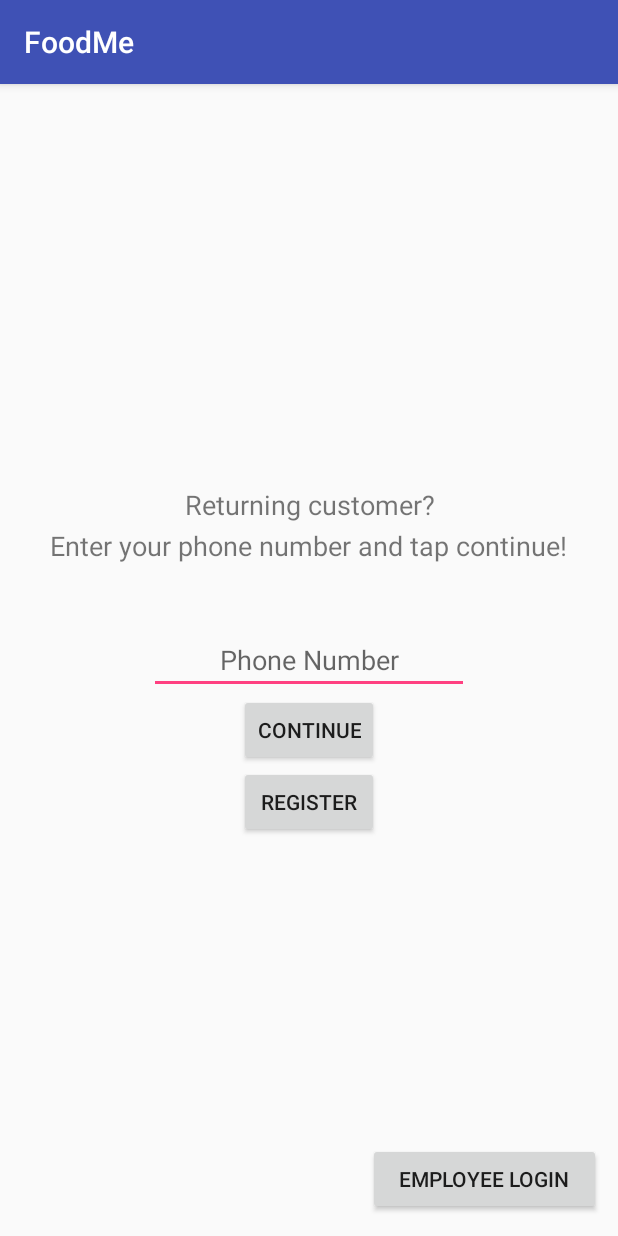
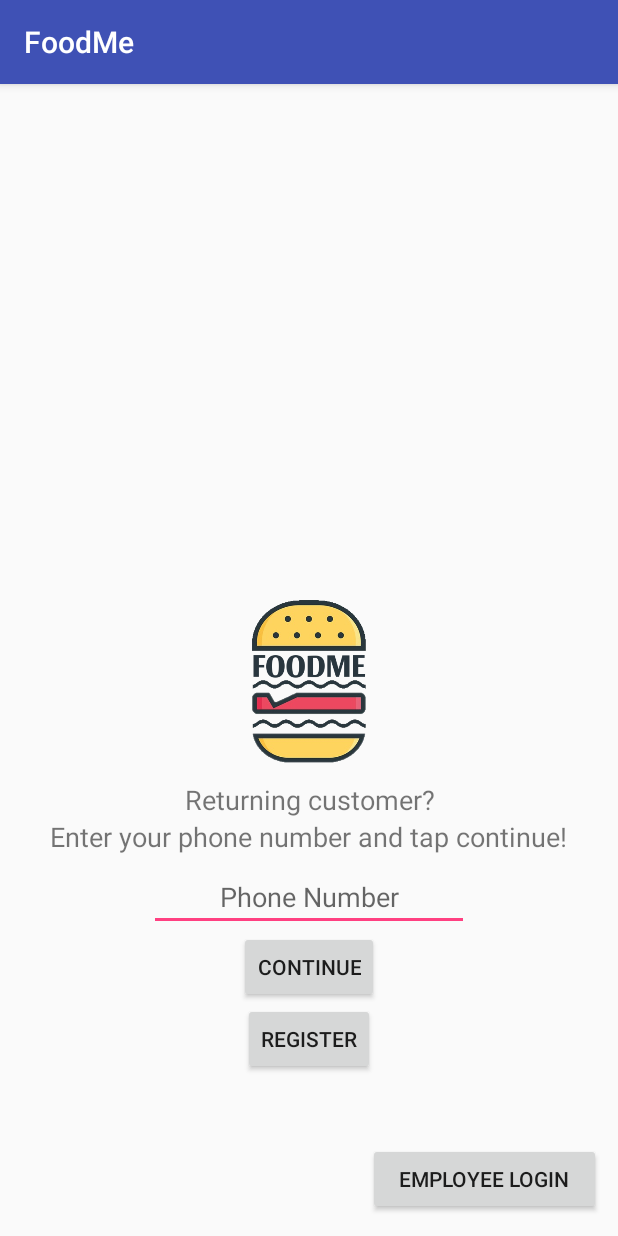
Before and after one commit to muzhdahussain/FoodMEmirror, an Android app: the screen it shows after launch (MainActivity), on a phone screen of 412 x 824 dp. Run offline under Robolectric (Android 15) with nearby library versions, the phone set to English and light mode, and no system bars.

```diff
--- a/app/src/main/java/app/foodme/BackgroundWorker.java
+++ b/app/src/main/java/app/foodme/BackgroundWorker.java
@@ -4,8 +4,6 @@ import android.app.AlertDialog;
 import android.content.Context;
 import android.content.Intent;
 import android.os.AsyncTask;
-import android.view.View;
-
 import java.io.BufferedReader;
 import java.io.BufferedWriter;
 import java.io.IOException;
@@ -14,7 +12,6 @@ import java.io.InputStreamReader;
 import java.io.OutputStream;
 import java.io.OutputStreamWriter;
 import java.net.HttpURLConnection;
-import java.net.MalformedURLException;
 import java.net.URL;
 import java.net.URLEncoder;
 
--- a/app/src/main/java/app/foodme/Register.java
+++ b/app/src/main/java/app/foodme/Register.java
@@ -20,9 +20,9 @@ public class Register extends AppCompatActivity {
     }
 
     public void onReg(View view){
-        String str_name = name.getText().toString();
-        String str_phoneNum = phoneNum.getText().toString();
-        String str_email = email.getText().toString();
+        str_name = name.getText().toString();
+        str_phoneNum = phoneNum.getText().toString();
+        str_email = email.getText().toString();
         String type = "register";
 
         // Sends registration information to BackgroundWorker for processing
--- a/app/src/main/res/layout/activity_main.xml
+++ b/app/src/main/res/layout/activity_main.xml
@@ -11,21 +11,19 @@
         android:id="@+id/txt_display1"
         android:layout_width="wrap_content"
         android:layout_height="wrap_content"
-        android:layout_above="@+id/btn_login"
+        android:layout_above="@+id/txt_display2"
         android:layout_centerHorizontal="true"
-        android:layout_marginBottom="114dp"
         android:text="Returning customer?"
         android:textAlignment="center"
         android:textSize="18sp" />
 
     <TextView
         android:id="@+id/txt_display2"
-        android:layout_width="wrap_content"
+        android:layout_width="351dp"
         android:layout_height="wrap_content"
-        android:layout_alignTop="@+id/txt_display1"
+        android:layout_above="@+id/et_phoneNum"
         android:layout_centerHorizontal="true"
-        android:layout_marginTop="27dp"
-        android:layout_below="@+id/txt_display1"
+        android:layout_marginBottom="5dp"
         android:text="Enter your phone number and tap continue!"
         android:textAlignment="center"
         android:textSize="18sp" />
@@ -34,8 +32,8 @@
         android:id="@+id/et_phoneNum"
         android:layout_width="wrap_content"
         android:layout_height="wrap_content"
+        android:layout_above="@+id/btn_login"
         android:layout_centerHorizontal="true"
-        android:layout_centerVertical="true"
         android:ems="10"
         android:hint="Phone Number"
         android:inputType="textPersonName"
@@ -47,7 +45,7 @@
         android:id="@+id/btn_login"
         android:layout_width="wrap_content"
         android:layout_height="wrap_content"
-        android:layout_below="@+id/et_phoneNum"
+        android:layout_above="@+id/btn_reg"
         android:layout_centerHorizontal="true"
         android:onClick="OnLogin"
         android:text="Continue" />
@@ -56,11 +54,9 @@
         android:id="@+id/btn_reg"
         android:layout_width="wrap_content"
         android:layout_height="wrap_content"
-        android:layout_alignEnd="@+id/btn_login"
-        android:layout_alignLeft="@+id/btn_login"
-        android:layout_alignRight="@+id/btn_login"
-        android:layout_alignStart="@+id/btn_login"
-        android:layout_below="@+id/btn_login"
+        android:layout_alignParentBottom="true"
+        android:layout_centerHorizontal="true"
+        android:layout_marginBottom="107dp"
         android:onClick="OpenReg"
         android:text="Register" />
 
@@ -75,5 +71,13 @@
         android:onClick="Emp_Login"
         android:text="Employee Login" />
 
+    <ImageView
+        android:id="@+id/imageView"
+        android:layout_width="167dp"
+        android:layout_height="132dp"
+        android:layout_above="@+id/txt_display1"
+        android:layout_centerHorizontal="true"
+        app:srcCompat="@drawable/foodme_logo" />
+
 
 </RelativeLayout>
```
Also changed, not shown: app/src/main/java/app/foodme/CustomerMenu.java (+22 -15 lines), app/src/main/java/app/foodme/CustomerSelection.java (added, +47 -0 lines), app/src/main/java/app/foodme/Item.java (+13 -0 lines), app/src/main/res/drawable/foodme_logo.png (added).
